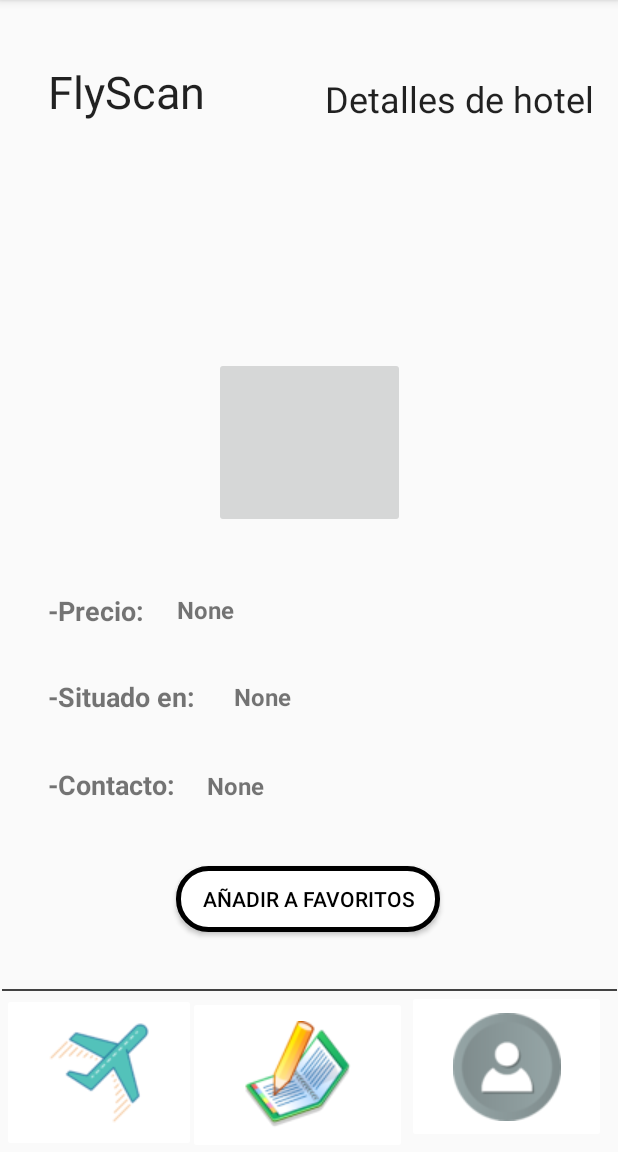
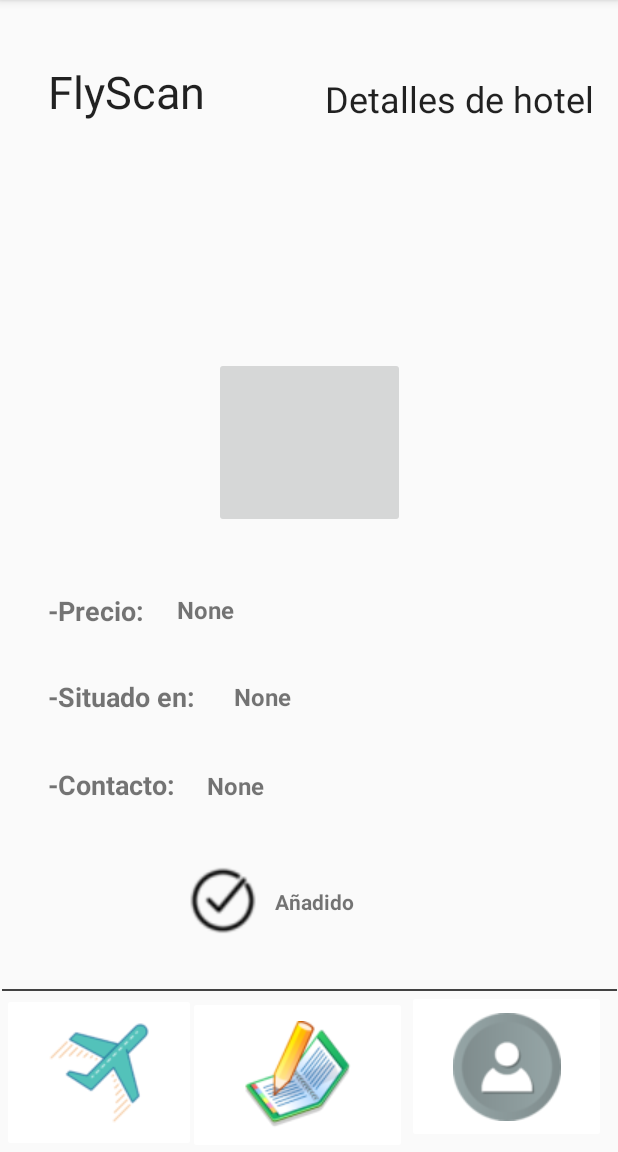
Before and after one commit to villarias/ASEE_JUNIO, an Android app: the fragment DetalleHotelFragment placed in its activity, after a tap on "AÑADIR A FAVORITOS", on a phone screen of 412 x 824 dp, the part 84-1236 px from its top. Run offline under Robolectric (Android 15) with nearby library versions, the phone set to English and light mode, and no system bars; our stand-ins replace Room's generated code.

Commit message:
PGA4-200 CU05-IMP1-JUNIOR Caso de uso 5 finalizado

```diff
--- a/app/src/main/java/com/example/asee_project/DetalleHotelFragment.java
+++ b/app/src/main/java/com/example/asee_project/DetalleHotelFragment.java
@@ -61,6 +61,7 @@ public class DetalleHotelFragment extends Fragment {
     private TextView aniadido;
     private Bitmap bmp;
     private Button fav;
+    private long insertado;
 
     // TODO: Rename and change types of parameters
     private String mParam1;
@@ -161,8 +162,18 @@ public class DetalleHotelFragment extends Fragment {
                 AppExecutors.getInstance().diskIO().execute(new Runnable() {
                     @Override
                     public void run() {
-                        long insertado=HotelDatabase.getInstance(getActivity()).getDao().insert(new Hotel(id,nombre,puntuacion,precio,direccion,contacto));
+                        insertado=HotelDatabase.getInstance(getActivity()).getDao().insert(new Hotel(id,nombre,puntuacion,precio,direccion,contacto));
                       //Todo Añadir Notificaciones Hotel
+                        AppExecutors.getInstance().mainThread().execute(new Runnable() {
+                            @Override
+                            public void run() {
+                                if (insertado != 0){
+                                    fav.setVisibility(View.INVISIBLE);
+                                    correcto.setVisibility(View.VISIBLE);
+                                    aniadido.setVisibility(View.VISIBLE);
+                                }
+                            }
+                        });
                     }
                 });
             }
@@ -184,7 +195,12 @@ public class DetalleHotelFragment extends Fragment {
                         try {
                             URL url = new URL(imagenes.get(0));
                             bmp = BitmapFactory.decodeStream(url.openConnection().getInputStream());
-                            getActivity().runOnUiThread(() -> imagen_hotel.setImageBitmap(bmp));
+                            getActivity().runOnUiThread(new Runnable() {
+                                @Override
+                                public void run() {
+                                    imagen_hotel.setImageBitmap(bmp);
+                                }
+                            });
                         } catch (MalformedURLException e) {
                             e.printStackTrace();
                         } catch (IOException e) {
```
